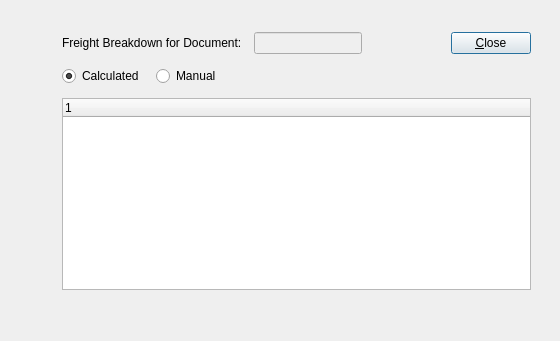
The window that guiclient/freightBreakdown.ui (Pegasus-RPG/xtuple-client) describes before a commit, drawn with Qt 5.
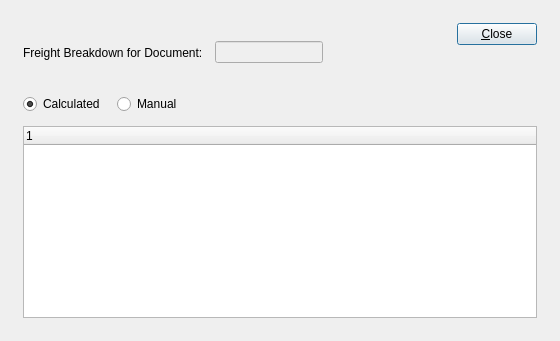
The same window after the commit. Custom widgets are drawn as their Qt base class.

Commit message: Issue #7873:fix layout

```diff
--- a/guiclient/freightBreakdown.ui
+++ b/guiclient/freightBreakdown.ui
@@ -12,15 +12,8 @@
   <property name="windowTitle" >
    <string>Freight Breakdown</string>
   </property>
-  <widget class="QWidget" name="" >
-   <property name="geometry" >
-    <rect>
-     <x>50</x>
-     <y>20</y>
-     <width>493</width>
-     <height>282</height>
-    </rect>
-   </property>
+  <layout class="QVBoxLayout" name="verticalLayout" >
+   <item>
    <layout class="QVBoxLayout" >
     <property name="spacing" >
      <number>12</number>
@@ -148,7 +141,8 @@
      <widget class="XTreeWidget" name="_freight" />
     </item>
    </layout>
-  </widget>
+   </item>
+  </layout>
  </widget>
  <customwidgets>
   <customwidget>
```
Left out of the diff: 17 changed lines with no effect on the pictures. Lines whose indentation alone changed are shown as unchanged.
